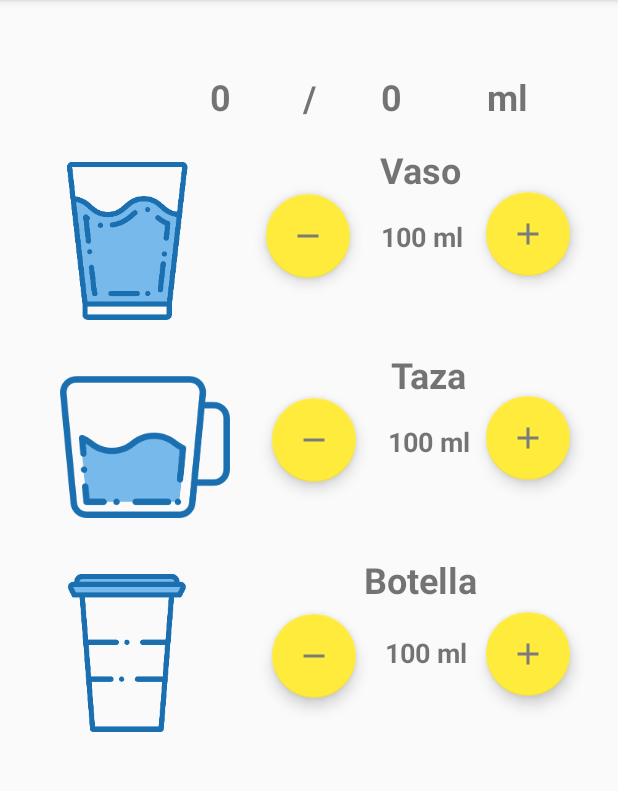
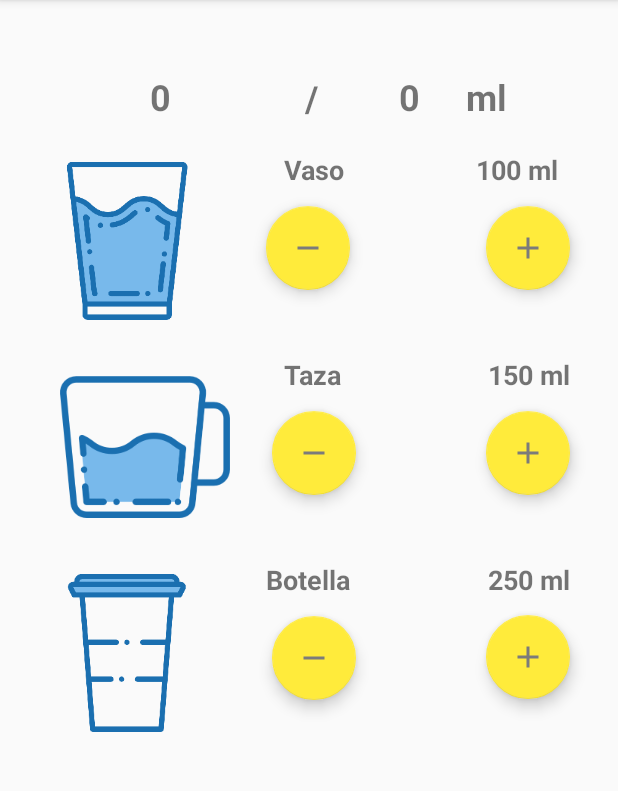
Before and after one commit to sovilleda07/AlarmaHidratate, an Android app: the FragmentTabs screen opened directly, with no data from a screen before it, on a phone screen of 412 x 824 dp, the part 84-875 px from its top. Run offline under Robolectric (Android 15) with nearby library versions, the phone set to English and light mode, and no system bars; Roboto replaces fonts that are not available here.

Commit message:
Finalización Programación de Inicio (Ingreso de consumo de agua)

```diff
--- a/app/src/main/java/com/example/alarmahidratate/Contenedor.kt
+++ b/app/src/main/java/com/example/alarmahidratate/Contenedor.kt
@@ -1,4 +1,7 @@
 package com.example.alarmahidratate
 
-class Contenedor(val nombre: String, val tamano: String, val imagen: Int){
+// Clase para obtener los datos de los contenedores
+class Contenedor(nombre: String, tamano: Int){
+    var nombre:String = nombre
+    var tamano: Int = tamano
 }
--- a/app/src/main/java/com/example/alarmahidratate/Datos.kt
+++ b/app/src/main/java/com/example/alarmahidratate/Datos.kt
@@ -8,6 +8,7 @@ class Datos() {
         var nombre : String = ""
         var genero : String = ""
         var peso : Double = 0.0
+        var aguaConsumida : Int = 0
 
         // función estática para calcular el consumo esperado de agua
         fun consumoAgua(peso: Double, genero: String): Int {
--- a/app/src/main/java/com/example/alarmahidratate/Fragments/FragmentTabs.kt
+++ b/app/src/main/java/com/example/alarmahidratate/Fragments/FragmentTabs.kt
@@ -8,9 +8,12 @@ import android.view.LayoutInflater
 import android.view.View
 import android.view.ViewGroup
 import android.widget.TextView
+import android.widget.Toast
+import com.example.alarmahidratate.Contenedor
 import com.example.alarmahidratate.Datos
 
 import com.example.alarmahidratate.R
+import kotlinx.android.synthetic.main.fragment_fragment_tabs.view.*
 
 // the fragment initialization parameters, e.g. ARG_ITEM_NUMBER
 private const val ARG_PARAM1 = "param1"
@@ -26,7 +29,6 @@ private const val ARG_PARAM2 = "param2"
  *
  */
 class FragmentTabs : Fragment() {
-    // TODO: Rename and change types of parameters
     private var param1: String? = null
     private var param2: String? = null
     private var listener: OnFragmentInteractionListener? = null
@@ -34,6 +36,11 @@ class FragmentTabs : Fragment() {
     // Inicialización de variables que manejarán el layout
     var tvConsumoEsperado: TextView? = null
     var tvNombreMain: TextView? = null
+    var tvMVaso: TextView? = null
+    var tvMTaza: TextView? = null
+    var tvMBotella: TextView? = null
+    var tvConsumoIngresado : TextView? = null
+
 
     override fun onCreate(savedInstanceState: Bundle?) {
         super.onCreate(savedInstanceState)
@@ -50,7 +57,14 @@ class FragmentTabs : Fragment() {
         savedInstanceState: Bundle?
     ): View? {
         // Inflate the layout for this fragment
+
+        // Creamos una variable para que almacene el View y luego retornarla
         val v = inflater.inflate(R.layout.fragment_fragment_tabs, container, false)
+
+        // Instanciamos los contenedores
+        val vaso = Contenedor("Vaso",100)
+        val taza = Contenedor("Taza", 150)
+        val botella = Contenedor("Botella",250)
 
         // Variable que obtendrá el valor de consumo esperado por medio de una
         // función estática en la clase Datos.
@@ -59,26 +73,87 @@ class FragmentTabs : Fragment() {
         // Mapear las variables a las vistas del layout
         tvConsumoEsperado = v.findViewById(R.id.tvConsumoEsperado)
         tvNombreMain = v.findViewById(R.id.tvNombreMain)
+        tvMVaso = v.findViewById(R.id.tvMVaso)
+        tvMTaza = v.findViewById(R.id.tvMTaza)
+        tvMBotella = v.findViewById(R.id.tvMBotella)
+        tvConsumoIngresado = v.findViewById(R.id.tvConsumoIngresado)
 
-        // Asignar los valores de la clase Datos
+
+        // Asignar los valores de la clase DatosGenerales
         tvConsumoEsperado?.text = agua.toString()
         tvNombreMain?.text = Datos.nombre
+        // Asignar los valores del tamaño de la clase Contenedor
+        tvMVaso?.text = vaso.tamano.toString() + " ml"
+        tvMTaza?.text = taza.tamano.toString() + " ml"
+        tvMBotella?.text = botella.tamano.toString() + " ml"
+
+        // Función que hace el cambio del consumo de agua
+        fun calculos(operacion: String, cambio : Int) {
+            val consumoActual = Datos.aguaConsumida
+            if (operacion == "suma"){
+                Datos.aguaConsumida =  consumoActual + cambio
+                tvConsumoIngresado?.text = Datos.aguaConsumida.toString()
+            }else if(operacion == "resta"){
+                when {
+                    consumoActual == 0 -> Toast.makeText(activity,"No válido",Toast.LENGTH_SHORT).show()
+                    consumoActual < cambio -> {
+                        Datos.aguaConsumida = 0
+                        tvConsumoIngresado?.text = Datos.aguaConsumida.toString()
+                    }
+                    else -> {
+                        Datos.aguaConsumida =  consumoActual - cambio
+                        tvConsumoIngresado?.text = Datos.aguaConsumida.toString()
+
+                    }
+                }
+            }
+        }
+
+
+
+        // Detectar al presionar los Floating Action Button
+        // Llamamos a la función Calculos enviando el tipo de operación
+        // a realizar y el tamaño del contendor
+        v.fabVaso1.setOnClickListener{ view ->
+            calculos("resta",vaso.tamano)
+        }
+        v.fabVaso2.setOnClickListener{ view ->
+            calculos("suma",vaso.tamano)
+
+        }
+        v.fabTaza1.setOnClickListener{ view ->
+            calculos("resta",taza.tamano)
+
+        }
+        v.fabTaza2.setOnClickListener{ view ->
+            calculos("suma",taza.tamano)
+
+        }
+        v.fabBotella1.setOnClickListener{ view ->
+            calculos("resta",botella.tamano)
+
+        }
+        v.fabBotella2.setOnClickListener{ view ->
+            calculos("suma",botella.tamano)
+       }
 
         // Retornamos la vista para inflarla
         return  v
 
     }
 
-    fun onButtonPressed(uri: Uri) {
+
+
+    /*fun onButtonPressed(uri: Uri) {
         listener?.onFragmentInteraction(uri)
-    }
+    }*/
 
     override fun onAttach(context: Context) {
         super.onAttach(context)
         if (context is OnFragmentInteractionListener) {
             listener = context
         } else {
-            throw RuntimeException("$context must implement OnFragmentInteractionListener") as Throwable
+            throw RuntimeException("$context must implement OnFragmentInteractionListener")
         }
     }
 
@@ -99,7 +174,7 @@ class FragmentTabs : Fragment() {
      * for more information.
      */
     interface OnFragmentInteractionListener {
-        // TODO: Update argument type and name
+
         fun onFragmentInteraction(uri: Uri)
     }
 
--- a/app/src/main/res/layout/fragment_fragment_tabs.xml
+++ b/app/src/main/res/layout/fragment_fragment_tabs.xml
@@ -8,15 +8,13 @@
     <TextView
             android:text="@string/mtaza"
             android:layout_width="wrap_content"
-            android:layout_height="wrap_content"
+            android:layout_height="24dp"
             android:id="@+id/tvMBotella"
             android:textSize="18sp"
             app:fontFamily="@font/roboto" android:textStyle="bold"
-            android:layout_marginTop="20dp"
-            app:layout_constraintTop_toBottomOf="@+id/tvBotella" android:layout_marginEnd="8dp"
-            app:layout_constraintEnd_toStartOf="@+id/fabBotella2" android:layout_marginRight="8dp"
-            app:layout_constraintStart_toEndOf="@+id/fabBotella1" android:layout_marginStart="8dp"
-            android:layout_marginLeft="8dp" app:layout_constraintHorizontal_bias="0.727"/>
+            android:layout_marginEnd="32dp"
+            app:layout_constraintEnd_toEndOf="parent" android:layout_marginRight="32dp" android:layout_marginTop="44dp"
+            app:layout_constraintTop_toBottomOf="@+id/fabTaza2"/>
     <TextView
             android:text="@string/mtaza"
             android:layout_width="wrap_content"
@@ -24,11 +22,9 @@
             android:id="@+id/tvMTaza"
             android:textSize="18sp"
             app:fontFamily="@font/roboto" android:textStyle="bold"
-            android:layout_marginTop="16dp"
-            app:layout_constraintTop_toBottomOf="@+id/tvTaza" app:layout_constraintStart_toEndOf="@+id/fabTaza1"
-            android:layout_marginStart="8dp" android:layout_marginLeft="8dp" android:layout_marginEnd="8dp"
-            app:layout_constraintEnd_toStartOf="@+id/fabTaza2" android:layout_marginRight="8dp"
-            app:layout_constraintHorizontal_bias="0.818"/>
+            android:layout_marginEnd="32dp"
+            app:layout_constraintEnd_toEndOf="parent" android:layout_marginRight="32dp" android:layout_marginTop="44dp"
+            app:layout_constraintTop_toBottomOf="@+id/fabVaso2"/>
     <TextView
             android:text="@string/mvaso"
             android:layout_width="wrap_content"
@@ -36,11 +32,11 @@
             android:id="@+id/tvMVaso"
             android:textSize="18sp"
             app:fontFamily="@font/roboto" android:textStyle="bold"
-            android:layout_marginTop="16dp"
-            app:layout_constraintTop_toBottomOf="@+id/tvVaso" android:layout_marginEnd="8dp"
-            app:layout_constraintEnd_toStartOf="@+id/fabVaso2" android:layout_marginRight="8dp"
-            app:layout_constraintStart_toEndOf="@+id/fabVaso1" android:layout_marginStart="8dp"
-            android:layout_marginLeft="8dp" app:layout_constraintHorizontal_bias="0.642"/>
+            android:layout_marginEnd="40dp"
+            app:layout_constraintEnd_toEndOf="parent" android:layout_marginRight="40dp"
+            app:layout_constraintStart_toEndOf="@+id/tvVaso" android:layout_marginStart="8dp"
+            android:layout_marginLeft="8dp" app:layout_constraintHorizontal_bias="1.0" android:layout_marginTop="20dp"
+            app:layout_constraintTop_toBottomOf="@+id/tvMl"/>
     <TextView
             android:text="@string/ml"
             android:layout_width="wrap_content"
@@ -52,54 +48,49 @@
             app:layout_constraintEnd_toEndOf="parent" android:layout_marginRight="8dp"
             app:layout_constraintStart_toEndOf="@+id/tvConsumoEsperado" android:layout_marginStart="8dp"
             android:layout_marginLeft="8dp" android:layout_marginTop="48dp" app:layout_constraintTop_toTopOf="parent"
-            app:layout_constraintHorizontal_bias="0.484"/>
+            app:layout_constraintHorizontal_bias="0.255"/>
     <TextView
             android:text="@string/botella"
             android:layout_width="wrap_content"
             android:layout_height="wrap_content"
             android:id="@+id/tvBotella"
-            android:textSize="24sp"
+            android:textSize="18sp"
             app:fontFamily="@font/roboto" android:textStyle="bold"
-            android:layout_marginTop="104dp"
-            app:layout_constraintTop_toBottomOf="@+id/tvTaza" android:layout_marginEnd="8dp"
-            app:layout_constraintEnd_toStartOf="@+id/fabBotella2" android:layout_marginRight="8dp"
-            app:layout_constraintStart_toEndOf="@+id/fabBotella1" android:layout_marginStart="8dp"
-            android:layout_marginLeft="8dp" app:layout_constraintHorizontal_bias="0.666"/>
+            app:layout_constraintStart_toEndOf="@+id/ivBotella"
+            android:layout_marginStart="36dp" android:layout_marginLeft="36dp" android:layout_marginTop="44dp"
+            app:layout_constraintTop_toBottomOf="@+id/fabTaza1"/>
     <TextView
             android:text="@string/taza"
             android:layout_width="wrap_content"
             android:layout_height="wrap_content"
             android:id="@+id/tvTaza"
-            android:textSize="24sp"
+            android:textSize="18sp"
             app:fontFamily="@font/roboto" android:textStyle="bold"
-            app:layout_constraintStart_toEndOf="@+id/fabTaza1" android:layout_marginStart="8dp"
-            android:layout_marginLeft="8dp" android:layout_marginEnd="8dp"
-            app:layout_constraintEnd_toStartOf="@+id/fabTaza2" android:layout_marginRight="8dp"
-            app:layout_constraintHorizontal_bias="0.769" android:layout_marginTop="104dp"
-            app:layout_constraintTop_toBottomOf="@+id/tvVaso"/>
+            app:layout_constraintStart_toEndOf="@+id/ivTaza"
+            android:layout_marginStart="36dp" android:layout_marginLeft="36dp" android:layout_marginTop="44dp"
+            app:layout_constraintTop_toBottomOf="@+id/fabVaso1"/>
     <TextView
             android:text="@string/vaso"
             android:layout_width="wrap_content"
             android:layout_height="wrap_content"
             android:id="@+id/tvVaso"
-            android:textSize="24sp"
+            android:textSize="18sp"
             app:fontFamily="@font/roboto" android:textStyle="bold"
-            android:layout_marginTop="16dp" app:layout_constraintTop_toBottomOf="@+id/tvConsumoEsperado"
-            android:layout_marginEnd="8dp" app:layout_constraintEnd_toStartOf="@+id/fabVaso2"
-            android:layout_marginRight="8dp" app:layout_constraintStart_toEndOf="@+id/fabVaso1"
-            android:layout_marginStart="8dp" android:layout_marginLeft="8dp"
-            app:layout_constraintHorizontal_bias="0.61"/>
+            app:layout_constraintStart_toEndOf="@+id/ivVaso"
+            android:layout_marginStart="48dp" android:layout_marginLeft="48dp" android:layout_marginTop="20dp"
+            app:layout_constraintTop_toBottomOf="@+id/tvConsumoEsperado"/>
     <TextView
             android:text="@string/pleca"
-            android:layout_width="wrap_content"
+            android:layout_width="11dp"
             android:layout_height="wrap_content"
             android:id="@+id/tvPleca"
             android:textSize="24sp"
             app:fontFamily="@font/roboto" android:textStyle="bold"
-            app:layout_constraintTop_toBottomOf="@+id/tvNombreMain" android:layout_marginEnd="8dp"
+            android:layout_marginEnd="8dp"
             app:layout_constraintEnd_toStartOf="@+id/tvConsumoEsperado" android:layout_marginRight="8dp"
             app:layout_constraintStart_toEndOf="@+id/tvConsumoIngresado" android:layout_marginStart="8dp"
-            android:layout_marginLeft="8dp" app:layout_constraintHorizontal_bias="0.527"/>
+            android:layout_marginLeft="8dp"
+            app:layout_constraintTop_toBottomOf="@+id/tvNombreMain" app:layout_constraintHorizontal_bias="0.652"/>
     <TextView
             android:text="@string/esperado"
             android:layout_width="wrap_content"
@@ -107,16 +98,16 @@
             android:id="@+id/tvConsumoEsperado"
             android:textSize="24sp"
             app:fontFamily="@font/roboto" android:textStyle="bold"
-            android:layout_marginEnd="144dp" app:layout_constraintEnd_toEndOf="parent"
-            android:layout_marginRight="144dp" android:layout_marginTop="48dp"
+            android:layout_marginEnd="132dp" app:layout_constraintEnd_toEndOf="parent"
+            android:layout_marginRight="132dp" android:layout_marginTop="48dp"
             app:layout_constraintTop_toTopOf="parent"/>
     <TextView
             android:text="@string/ingresado"
             android:layout_width="wrap_content"
             android:layout_height="wrap_content"
             android:id="@+id/tvConsumoIngresado"
-            app:layout_constraintStart_toStartOf="parent" android:layout_marginLeft="140dp"
-            android:layout_marginStart="140dp" android:textSize="24sp"
+            app:layout_constraintStart_toStartOf="parent" android:layout_marginLeft="100dp"
+            android:layout_marginStart="100dp" android:textSize="24sp"
             app:fontFamily="@font/roboto" android:textStyle="bold" android:layout_marginTop="48dp"
             app:layout_constraintTop_toTopOf="parent"/>
     <TextView
@@ -166,8 +157,8 @@
             android:focusable="true"
             android:id="@+id/fabVaso2"
             app:layout_constraintEnd_toEndOf="parent"
-            android:layout_marginEnd="32dp" android:layout_marginRight="32dp" android:layout_marginTop="128dp"
-            app:layout_constraintTop_toTopOf="parent"/>
+            android:layout_marginEnd="32dp" android:layout_marginRight="32dp"
+            android:layout_marginTop="12dp" app:layout_constraintTop_toBottomOf="@+id/tvMVaso"/>
     <android.support.design.widget.FloatingActionButton
             android:src="@drawable/ic_remove"
             android:layout_width="wrap_content"
@@ -176,8 +167,8 @@
             android:focusable="true"
             android:id="@+id/fabVaso1"
             app:layout_constraintStart_toEndOf="@+id/ivVaso"
-            android:layout_marginLeft="36dp" android:layout_marginStart="36dp" android:layout_marginTop="48dp"
-            app:layout_constraintTop_toBottomOf="@+id/tvPleca"/>
+            android:layout_marginLeft="36dp" android:layout_marginStart="36dp"
+            android:layout_marginTop="12dp" app:layout_constraintTop_toBottomOf="@+id/tvVaso"/>
     <android.support.design.widget.FloatingActionButton
             android:src="@drawable/ic_add"
             android:layout_width="wrap_content"
@@ -186,16 +177,16 @@
             android:focusable="true"
             android:id="@+id/fabTaza2" app:layout_constraintEnd_toEndOf="parent"
             android:layout_marginEnd="32dp" android:layout_marginRight="32dp"
-            android:layout_marginTop="80dp" app:layout_constraintTop_toBottomOf="@+id/fabVaso2"/>
+            android:layout_marginTop="12dp" app:layout_constraintTop_toBottomOf="@+id/tvMTaza"/>
     <android.support.design.widget.FloatingActionButton
             android:src="@drawable/ic_remove"
             android:layout_width="wrap_content"
-            android:layout_height="wrap_content"
+            android:layout_height="59dp"
             android:clickable="true"
             android:focusable="true"
             android:id="@+id/fabTaza1" app:layout_constraintStart_toEndOf="@+id/ivTaza" android:layout_marginLeft="28dp"
-            android:layout_marginStart="28dp" app:layout_constraintTop_toBottomOf="@+id/fabVaso1"
-            android:layout_marginTop="80dp"/>
+            android:layout_marginStart="28dp"
+            android:layout_marginTop="12dp" app:layout_constraintTop_toBottomOf="@+id/tvTaza"/>
     <android.support.design.widget.FloatingActionButton
             android:src="@drawable/ic_add"
             android:layout_width="wrap_content"
@@ -203,16 +194,16 @@
             android:clickable="true"
             android:focusable="true"
             android:id="@+id/fabBotella2" app:layout_constraintEnd_toEndOf="parent" android:layout_marginEnd="32dp"
-            android:layout_marginRight="32dp" android:layout_marginTop="88dp"
-            app:layout_constraintTop_toBottomOf="@+id/fabTaza2"/>
+            android:layout_marginRight="32dp"
+            android:layout_marginTop="12dp" app:layout_constraintTop_toBottomOf="@+id/tvMBotella"/>
     <android.support.design.widget.FloatingActionButton
             android:src="@drawable/ic_remove"
             android:layout_width="wrap_content"
             android:layout_height="wrap_content"
             android:clickable="true"
             android:id="@+id/fabBotella1" app:layout_constraintStart_toEndOf="@+id/ivBotella"
-            android:layout_marginLeft="40dp" android:layout_marginStart="40dp" android:layout_marginTop="88dp"
-            app:layout_constraintTop_toBottomOf="@+id/fabTaza1"
-            android:focusable="true"/>
+            android:layout_marginLeft="40dp" android:layout_marginStart="40dp"
+            android:focusable="true" android:layout_marginTop="12dp"
+            app:layout_constraintTop_toBottomOf="@+id/tvBotella"/>
 
 </android.support.constraint.ConstraintLayout>
```
